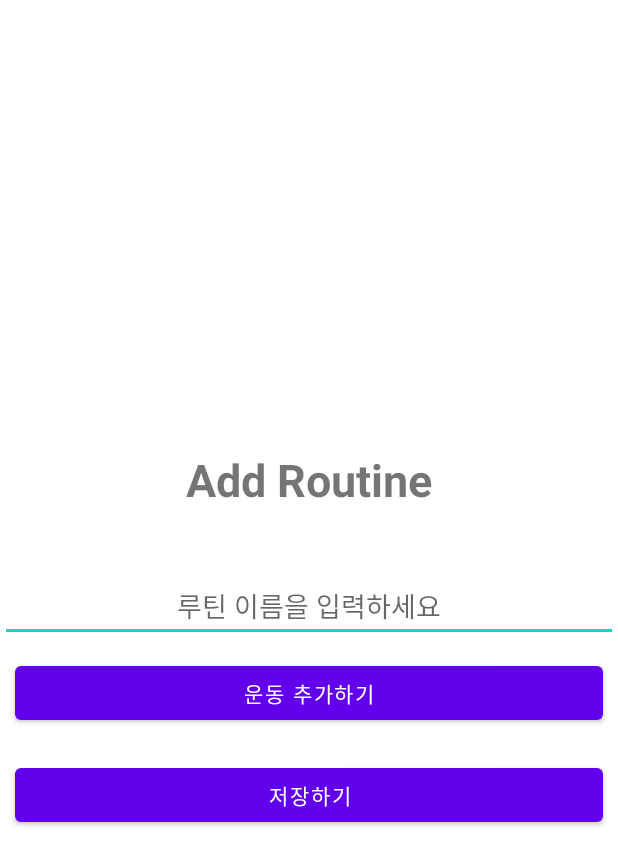
After one commit to komh0086/MP_Project, an Android app: the AddRoutine screen opened directly, with no data from a screen before it, on a phone screen of 412 x 824 dp. The commit adds this screen. Shown: the top 865 px of the screen. Run offline under Robolectric (Android 15) with nearby library versions, the phone set to English and light mode, and no system bars.

Commit message:
routine_card design & add_routine activity

```diff
--- a/app/src/main/AndroidManifest.xml
+++ b/app/src/main/AndroidManifest.xml
@@ -22,6 +22,7 @@
                 <category android:name="android.intent.category.LAUNCHER" />
             </intent-filter>
         </activity>
+        <activity android:name=".view.AddRoutine"/>
     </application>
 
 </manifest>
--- /dev/null
+++ b/app/src/main/java/com/example/mp_project/view/AddRoutine.java
@@ -0,0 +1,52 @@
+package com.example.mp_project.view;
+
+import android.os.Bundle;
+import android.view.View;
+import android.widget.Button;
+import android.widget.EditText;
+
+import androidx.appcompat.app.AppCompatActivity;
+
+import com.example.mp_project.R;
+import com.example.mp_project.view.component.RoutineCard;
+
+public class AddRoutine  extends AppCompatActivity {
+
+    EditText routine_name;
+    Button btn_addFitness, btn_saveRoutine;
+
+    protected void onCreate(Bundle savedInstanceState) {
+        super.onCreate(savedInstanceState);
+        setContentView(R.layout.add_routine);
+        find();
+        init();
+        setListener();
+    }
+
+    private void find(){
+        routine_name = (EditText) findViewById(R.id.routine_name);
+        btn_addFitness = (Button) findViewById(R.id.btn_addFitness);
+        btn_saveRoutine = (Button) findViewById(R.id.btn_saveRoutine);
+    }
+
+    private void init(){
+
+    }
+
+    private void setListener(){
+        btn_addFitness.setOnClickListener(new View.OnClickListener() {
+            @Override
+            public void onClick(View view) {
+
+            }
+        });
+
+        btn_saveRoutine.setOnClickListener(new View.OnClickListener() {
+            @Override
+            public void onClick(View view) {
+                //((MainActivity)MainActivity.mycontext).add_card(routine_name.getText().toString()); 얘가 문제인데 왜인지를 모르겠네
+                finish();
+            }
+        });
+    }
+}
--- /dev/null
+++ b/app/src/main/res/layout/add_routine.xml
@@ -0,0 +1,37 @@
+<?xml version="1.0" encoding="utf-8"?>
+<LinearLayout xmlns:android="http://schemas.android.com/apk/res/android"
+    android:layout_width="match_parent"
+    android:layout_height="match_parent"
+    android:orientation="vertical"
+    android:gravity="center">
+    <TextView
+        android:layout_width="match_parent"
+        android:layout_height="100dp"
+        android:text="Add Routine"
+        android:gravity="center"
+        android:textStyle="bold"
+        android:textSize="30dp"
+        android:layout_margin="10dp"/>
+    <EditText
+        android:id="@+id/routine_name"
+        android:layout_width="match_parent"
+        android:layout_height="wrap_content"
+        android:hint="루틴 이름을 입력하세요"
+        android:textAlignment="center"
+        />
+    <Button
+        android:id="@+id/btn_addFitness"
+        android:layout_width="match_parent"
+        android:layout_height="wrap_content"
+        android:layout_margin="10dp"
+        android:text="운동 추가하기"
+        />
+    <Button
+        android:id="@+id/btn_saveRoutine"
+        android:layout_width="match_parent"
+        android:layout_height="wrap_content"
+        android:text="저장하기"
+        android:layout_margin="10dp"
+        />
+
+</LinearLayout>
```
Also changed, not shown: app/src/main/java/com/example/mp_project/view/MainActivity.java (+26 -5 lines), app/src/main/java/com/example/mp_project/view/component/RoutineCard.java (+46 -1 lines), app/src/main/res/drawable/routine_card_bg.xml (added, +12 -0 lines), app/src/main/res/layout/activity_main.xml (+4 -28 lines), app/src/main/res/layout/routine_card.xml (added, +29 -0 lines).
